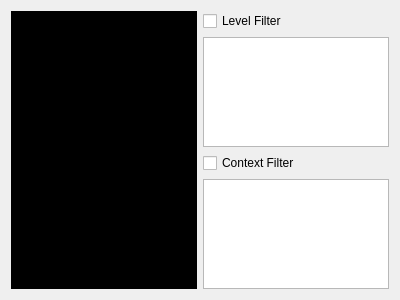
Before: the Qt Designer form src/bomi/ui/logviewer.ui in bylee20/bomi, drawn with Qt 5.
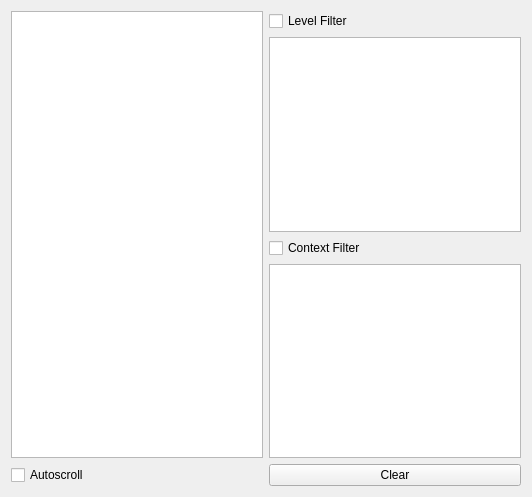
After: the same form once the commit is applied.

Commit message: add clear button and autoscroll checkbox in log viewer

The edit to the form file:
```diff
--- a/src/bomi/ui/logviewer.ui
+++ b/src/bomi/ui/logviewer.ui
@@ -6,19 +6,16 @@
    <rect>
     <x>0</x>
     <y>0</y>
-    <width>400</width>
-    <height>300</height>
+    <width>532</width>
+    <height>497</height>
    </rect>
   </property>
-  <layout class="QHBoxLayout" name="horizontalLayout">
-   <item>
+  <layout class="QGridLayout" name="gridLayout">
+   <item row="0" column="0">
     <widget class="QTreeView" name="view">
      <property name="contextMenuPolicy">
       <enum>Qt::CustomContextMenu</enum>
      </property>
-     <property name="styleSheet">
-      <string notr="true">background-color: rgb(0, 0, 0);</string>
-     </property>
      <property name="selectionMode">
       <enum>QAbstractItemView::ContiguousSelection</enum>
      </property>
@@ -39,7 +36,7 @@
      </property>
     </widget>
    </item>
-   <item>
+   <item row="0" column="1">
     <layout class="QVBoxLayout" name="verticalLayout">
      <item>
       <widget class="QCheckBox" name="levelCheck">
@@ -69,6 +66,23 @@
      </item>
     </layout>
    </item>
+   <item row="1" column="0">
+    <widget class="QCheckBox" name="autoscroll">
+     <property name="text">
+      <string>Autoscroll</string>
+     </property>
+    </widget>
+   </item>
+   <item row="1" column="1">
+    <widget class="QPushButton" name="clear">
+     <property name="text">
+      <string>Clear</string>
+     </property>
+     <property name="autoDefault">
+      <bool>false</bool>
+     </property>
+    </widget>
+   </item>
   </layout>
  </widget>
  <resources/>
```
The commit also changes 3 other files.
